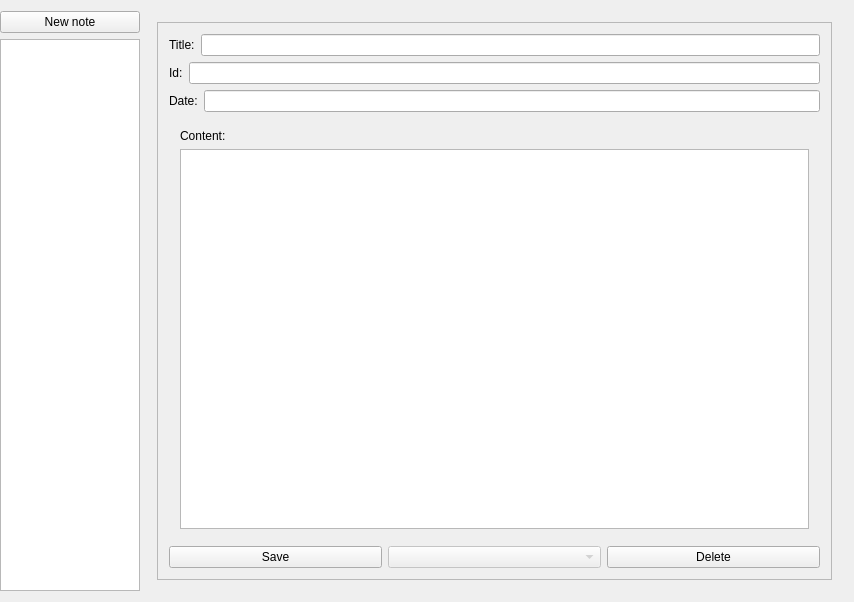
First picture: the form in PluriNotes/plurinotes.ui, repository guillaumejounel/PluriNotes, before the edit.
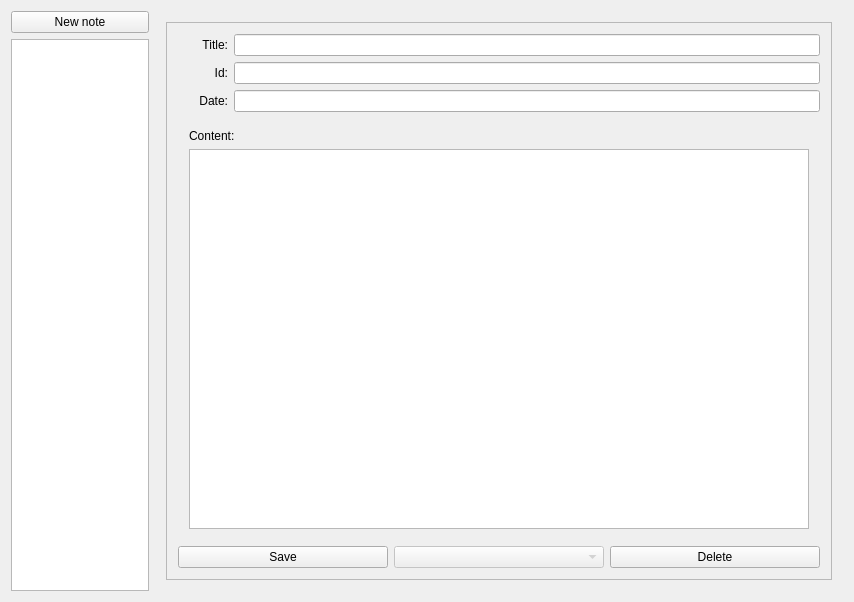
Second picture: the form after the edit.

Commit message: update to plurinote interface while visualising notes 2

```diff
--- a/PluriNotes/plurinotes.ui
+++ b/PluriNotes/plurinotes.ui
@@ -25,7 +25,7 @@
   <widget class="QWidget" name="centralWidget">
    <layout class="QGridLayout" name="gridLayout" columnstretch="1,0,0,0,5">
     <property name="leftMargin">
-     <number>0</number>
+     <number>11</number>
     </property>
     <item row="0" column="0">
      <widget class="QPushButton" name="ButtonNewNote">
@@ -57,7 +57,7 @@
             <rect>
              <x>0</x>
              <y>0</y>
-             <width>679</width>
+             <width>670</width>
              <height>539</height>
             </rect>
            </property>
@@ -76,9 +76,18 @@
                       <verstretch>0</verstretch>
                      </sizepolicy>
                     </property>
+                    <property name="minimumSize">
+                     <size>
+                      <width>50</width>
+                      <height>0</height>
+                     </size>
+                    </property>
                     <property name="text">
                      <string>Title:</string>
                     </property>
+                    <property name="alignment">
+                     <set>Qt::AlignRight|Qt::AlignTrailing|Qt::AlignVCenter</set>
+                    </property>
                    </widget>
                   </item>
                   <item>
@@ -96,9 +105,18 @@
                       <verstretch>0</verstretch>
                      </sizepolicy>
                     </property>
+                    <property name="minimumSize">
+                     <size>
+                      <width>50</width>
+                      <height>0</height>
+                     </size>
+                    </property>
                     <property name="text">
                      <string>Id:</string>
                     </property>
+                    <property name="alignment">
+                     <set>Qt::AlignRight|Qt::AlignTrailing|Qt::AlignVCenter</set>
+                    </property>
                    </widget>
                   </item>
                   <item>
@@ -116,9 +134,18 @@
                       <verstretch>0</verstretch>
                      </sizepolicy>
                     </property>
+                    <property name="minimumSize">
+                     <size>
+                      <width>50</width>
+                      <height>0</height>
+                     </size>
+                    </property>
                     <property name="text">
                      <string>Date:</string>
                     </property>
+                    <property name="alignment">
+                     <set>Qt::AlignRight|Qt::AlignTrailing|Qt::AlignVCenter</set>
+                    </property>
                    </widget>
                   </item>
                   <item>
```
